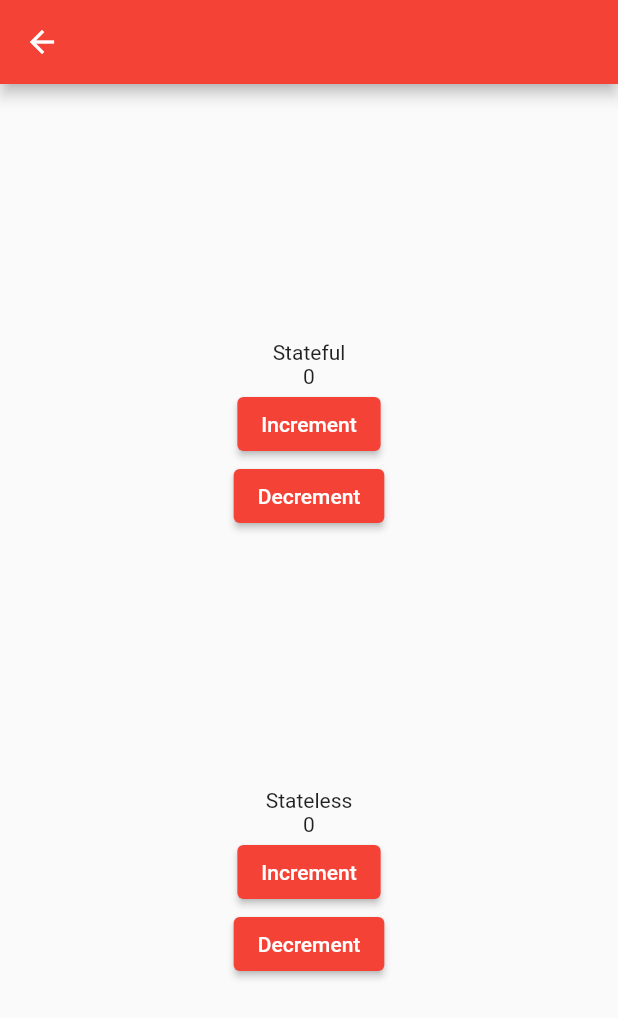
After one commit to AngDrew/flutter_course, a Flutter app: the screen it shows after launch, after a tap on "Animation Example", on a phone screen of 412 x 824 dp. The commit adds this screen. Shown: the top 1018 px of the screen. Run offline on Flutter 3.47's test engine with Material 2 defaults, Android fonts, the phone set to English and light mode, and no system bars; our stand-ins replace dio.

Commit message:
testing git example

```diff
--- /dev/null
+++ b/lib/src/views/animation_exercise/animation_exercise_v.dart
@@ -0,0 +1,125 @@
+import 'package:flutter/material.dart';
+import 'package:flutter/widgets.dart';
+
+class AnimationExerciseScreen extends StatefulWidget {
+  const AnimationExerciseScreen({Key? key}) : super(key: key);
+
+  @override
+  _AnimationExerciseScreenState createState() =>
+      _AnimationExerciseScreenState();
+}
+
+class _AnimationExerciseScreenState extends State<AnimationExerciseScreen> {
+  @override
+  Widget build(BuildContext context) {
+    return Scaffold(
+      appBar: AppBar(),
+      body: Center(
+        child: Column(
+          mainAxisAlignment: MainAxisAlignment.spaceEvenly,
+          children: <Widget>[
+            StatefulExample(),
+            StatelessExample(),
+          ],
+        ),
+      ),
+    );
+  }
+}
+
+class StatefulExample extends StatefulWidget {
+  const StatefulExample({Key? key}) : super(key: key);
+
+  @override
+  _StatefulExampleState createState() => _StatefulExampleState();
+}
+
+class _StatefulExampleState extends State<StatefulExample> {
+  int i = 0;
+
+  // void optionalNamedParam({String? name}) {
+  //   //
+  // }
+
+  // void optionalPositionedParam([String? name]) {
+  //   //
+  // }
+
+  // void positonalParam(String name) {
+  //   //
+  // }
+
+  // void combinedParamOne(String name, {String? fullName}) {
+  //   //
+  // }
+
+  // void combinedParamTwo(String name, [String? fullName]) {
+  //   //
+  // }
+
+  @override
+  Widget build(BuildContext context) {
+    print('Stateful Rebuild');
+    // optionalNamedParam(name: 'Andrew');
+    // optionalPositionedParam('Andrew');
+    // combinedParamOne('Andrew', fullName: 'Andrew Anggada');
+    // combinedParamTwo('Andrew', 'Andrew Anggada');
+
+    return Column(
+      children: [
+        Text('Stateful'),
+        Text('$i'),
+        ElevatedButton(
+          onPressed: () {
+            i++;
+
+            setState(() {});
+            // annonymous method: (){}
+            // (){return 1;} int Function();
+            // (int index){} void Function(int);
+            // (String name, {int index}){} void Function(String, {int})
+            //
+          },
+          child: Text('Increment'),
+        ),
+        ElevatedButton(
+          onPressed: () {
+            i--;
+
+            setState(() {});
+          },
+          child: Text('Decrement'),
+        ),
+      ],
+    );
+  }
+}
+
+class StatelessExample extends StatelessWidget {
+  StatelessExample({Key? key}) : super(key: key);
+  int i = 0;
+
+  @override
+  Widget build(BuildContext context) {
+    print('Stateless Rebuild');
+
+    return Column(
+      children: [
+        Text('Stateless'),
+        Text('$i'),
+        ElevatedButton(
+          onPressed: () {
+            i++;
+          },
+          child: Text('Increment'),
+        ),
+        ElevatedButton(
+          onPressed: () {
+            i--;
+          },
+          child: Text('Decrement'),
+        ),
+      ],
+    );
+  }
+}
--- a/lib/src/views/landing_screen/landing_v.dart
+++ b/lib/src/views/landing_screen/landing_v.dart
@@ -1,5 +1,6 @@
 import 'package:flutter/material.dart';
 import 'package:flutter_course/src/utils/routes.dart';
+import 'package:flutter_course/src/views/animation_exercise/animation_exercise_v.dart';
 import 'package:flutter_course/src/views/layouting_exercise/exercise_one.dart';
 import 'package:flutter_course/src/views/splash_screen/splash_v.dart';
 
@@ -34,6 +35,17 @@ class LandingScreen extends StatelessWidget {
                 Navigator.pushNamed(context, layoutExerciseRoute);
               },
               child: Text('Layouting one'),
+            ),
+            ElevatedButton(
+              onPressed: () {
+                Navigator.push(
+                  context,
+                  MaterialPageRoute(
+                    builder: (context) => AnimationExerciseScreen(),
+                  ),
+                );
+              },
+              child: Text('Animation Example'),
             ),
             // ElevatedButton(
             //   onPressed: () {
```
Also changed, not shown: pubspec.lock, 1 other file.
